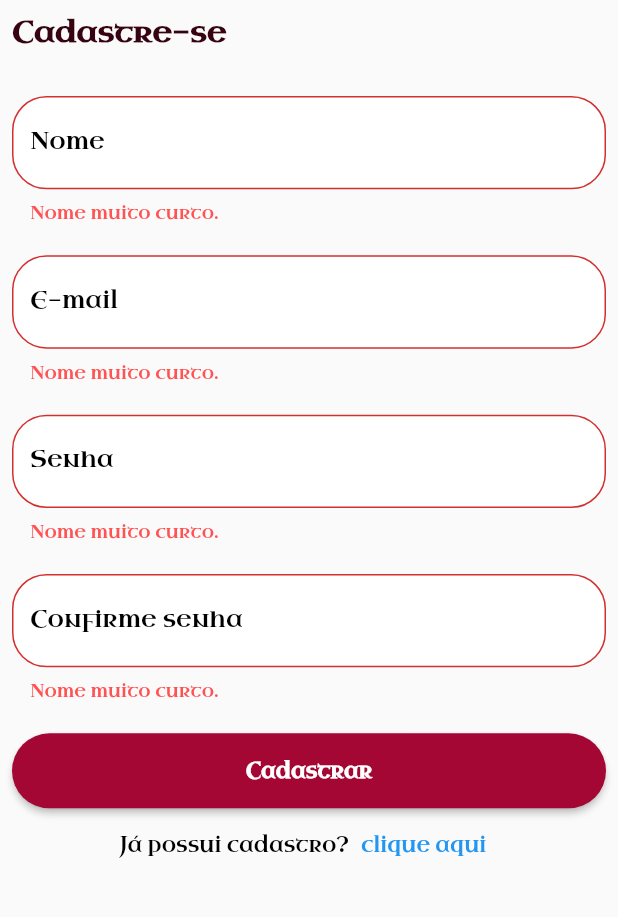
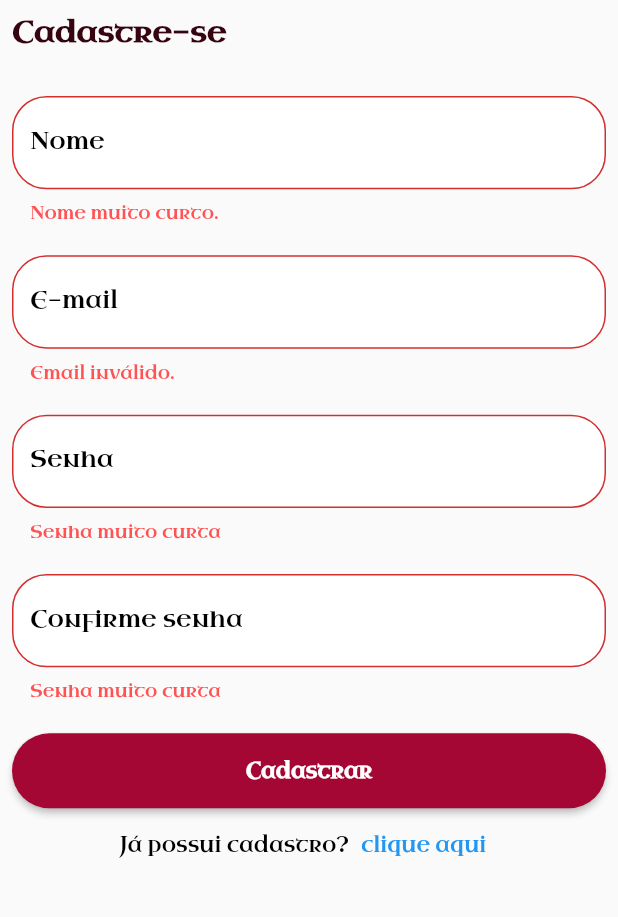
Before and after one commit to DamiaoCanndido/kingsbet_app, a Flutter app: the SignupPage screen opened by its route, after a tap on "Cadastrar", on a phone screen of 412 x 824 dp, the part 84-1001 px from its top. Run offline on Flutter 3.47's test engine with Material 2 defaults, Android fonts, the light colour scheme and no system bars; our stand-ins replace get.

Commit message:
Signup validate fields

```diff
--- a/lib/app/modules/signup/signup_controller.dart
+++ b/lib/app/modules/signup/signup_controller.dart
@@ -9,6 +9,7 @@ class SignupController extends GetxController with LoaderMixin, MessagesMixin {
 
   final loading = false.obs;
   final message = Rxn<MessageModel>();
+  final password = "".obs;
 
   SignupController({required AuthRepository authRepository})
       : _authRepository = authRepository;
@@ -21,29 +22,39 @@ class SignupController extends GetxController with LoaderMixin, MessagesMixin {
   }
 
   String? validateName(String? value) {
-    if (value == null || value.length < 4 || value.isEmpty) {
+    String v = value!.trim();
+    if (v.length < 4 || v.isEmpty) {
       return "Nome muito curto.";
     }
     return null;
   }
 
   String? validateEmail(String? value) {
-    if (value == null || value.length < 4 || value.isEmpty) {
-      return "Nome muito curto.";
+    String v = value!.trim();
+    if (!RegExp(
+            r"^[a-zA-Z0-9.a-zA-Z0-9.!#$%&'*+-/=?^_`{|}~]+@[a-zA-Z0-9]+\.[a-zA-Z]+")
+        .hasMatch(v)) {
+      return "Email inválido.";
     }
     return null;
   }
 
   String? validatePassword(String? value) {
-    if (value == null || value.length < 4 || value.isEmpty) {
-      return "Nome muito curto.";
+    String v = value!.trim();
+    password(v);
+    if (v.length < 6 || v.isEmpty) {
+      return "Senha muito curta";
     }
     return null;
   }
 
   String? validateConfirmPassword(String? value) {
-    if (value == null || value.length < 4 || value.isEmpty) {
-      return "Nome muito curto.";
+    String v = value!.trim();
+    if (v.length < 6 || v.isEmpty) {
+      return "Senha muito curta";
+    }
+    if (v != password.value) {
+      return "Senhas diferentes.";
     }
     return null;
   }
--- a/lib/app/modules/signup/signup_page.dart
+++ b/lib/app/modules/signup/signup_page.dart
@@ -33,7 +33,6 @@ class _SignupPageState extends State<SignupPage> {
         physics: const BouncingScrollPhysics(),
         child: Form(
           key: _formKey,
-          autovalidateMode: AutovalidateMode.always,
           child: Padding(
             padding: const EdgeInsets.all(8),
             child: Column(
```
